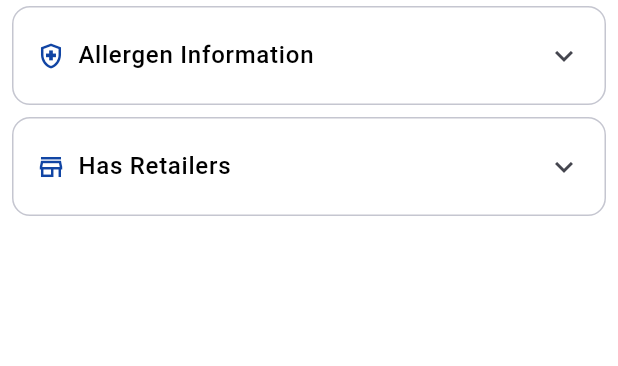
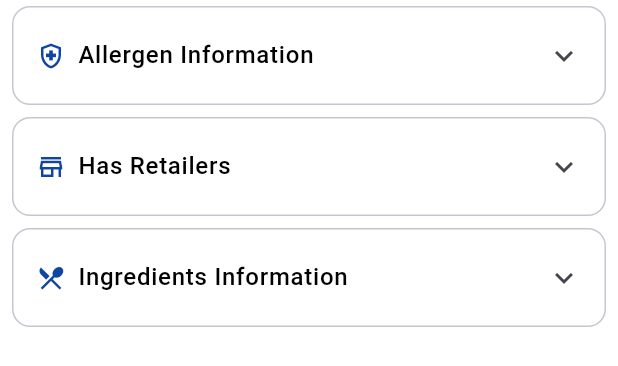
Before and after one commit to Wasim-Zaman/gtin_verifier, a Flutter app: the ProductInfoTab widget shown alone on an empty page, opened directly with empty values, on a phone screen of 412 x 824 dp. Shown: the top 366 px of the screen. Run offline on Flutter 3.47's test engine with Material 3 defaults, Android fonts, the phone set to English and light mode, and no system bars; our stand-ins replace flex_color_scheme, flutter_riverpod, go_router, shimmer; missing offline and left inert: gs1_barcode_parser.

Commit message:
Add ingredients information section to ProductInfoTab
- Integrated ingredients data loading into ProductInfoTab using Riverpod.
- Added a new ExpansionTileCard for displaying ingredient information with loading and error handling.
- Updated the UI to enhance user experience when viewing product ingredients.

```diff
--- /dev/null
+++ b/lib/providers/ingredient_providers.dart
@@ -0,0 +1,31 @@
+import 'package:flutter_riverpod/flutter_riverpod.dart';
+
+import '../models/ingredient.dart';
+import '../services/ingredient_service.dart';
+
+// Service provider
+final ingredientServiceProvider = Provider<IngredientService>((ref) {
+  return IngredientService();
+});
+
+// State provider to track when to load ingredients
+final ingredientLoadingStateProvider = StateProvider.family<bool, String>(
+  (ref, barcode) => false,
+);
+
+// Provider to fetch ingredients when triggered
+final ingredientsProvider = FutureProvider.family<List<Ingredient>, String>((
+  ref,
+  barcode,
+) async {
+  // Check if loading has been triggered
+  final shouldLoad = ref.watch(ingredientLoadingStateProvider(barcode));
+
+  if (!shouldLoad) {
+    return []; // Return empty list if not triggered yet
+  }
+
+  final ingredientService = ref.watch(ingredientServiceProvider);
+  final response = await ingredientService.getIngredientsByBarcode(barcode);
+  return response.ingredients;
+});
--- a/lib/view/widgets/product_info_tab.dart
+++ b/lib/view/widgets/product_info_tab.dart
@@ -5,8 +5,10 @@ import 'package:intl/intl.dart';
 import '../../models/allergen.dart';
 import '../../models/product.dart';
 import '../../providers/allergen_providers.dart';
+import '../../providers/ingredient_providers.dart';
 import '../../providers/retailer_providers.dart';
 import 'expansion_tile_card.dart';
+import 'ingredient_content.dart';
 import 'retailer_content.dart';
 
 class ProductInfoTab extends ConsumerWidget {
@@ -21,6 +23,7 @@ class ProductInfoTab extends ConsumerWidget {
     // Watch the allergen and retailer data
     final allergensAsync = ref.watch(allergensProvider(barcode));
     final retailersAsync = ref.watch(retailersProvider(barcode));
+    final ingredientsAsync = ref.watch(ingredientsProvider(barcode));
 
     return SingleChildScrollView(
       child: Column(
@@ -112,6 +115,44 @@ class ProductInfoTab extends ConsumerWidget {
 
               final retailers = retailersAsync.value ?? [];
               return RetailerContent(retailers: retailers);
+            },
+          ),
+
+          // Ingredients Information
+          ExpansionTileCard(
+            title: 'Ingredients Information',
+            icon: Icons.restaurant_menu_outlined,
+            asyncValue: ingredientsAsync,
+            onExpand: () {
+              ref.read(ingredientLoadingStateProvider(barcode).notifier).state =
+                  true;
+            },
+            contentBuilder: (isLoading, hasError, error) {
+              if (isLoading) {
+                return const Center(
+                  child: Padding(
+                    padding: EdgeInsets.all(16.0),
+                    child: CircularProgressIndicator(),
+                  ),
+                );
+              }
+
+              if (hasError) {
+                return Padding(
+                  padding: const EdgeInsets.all(16.0),
+                  child: Center(
+                    child: Text(
+                      'Error loading ingredient information: ${error?.toString() ?? "Unknown error"}',
+                      style: TextStyle(
+                        color: Theme.of(context).colorScheme.error,
+                      ),
+                    ),
+                  ),
+                );
+              }
+
+              final ingredients = ingredientsAsync.value ?? [];
+              return IngredientContent(ingredients: ingredients);
             },
           ),
 
```
Also changed, not shown: lib/models/ingredient.dart (added, +81 -0 lines), lib/services/ingredient_service.dart (added, +40 -0 lines), lib/view/widgets/ingredient_content.dart (added, +171 -0 lines).
